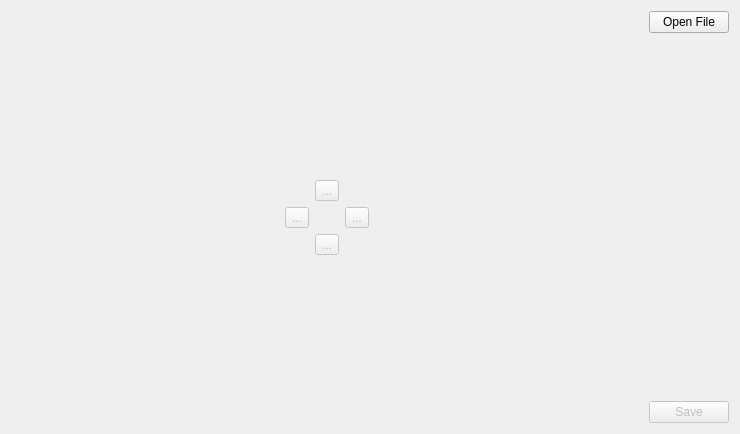
Qt form src/ICreateMapFineTune.ui (ntruchsess/QLandkarteGT) before a commit.
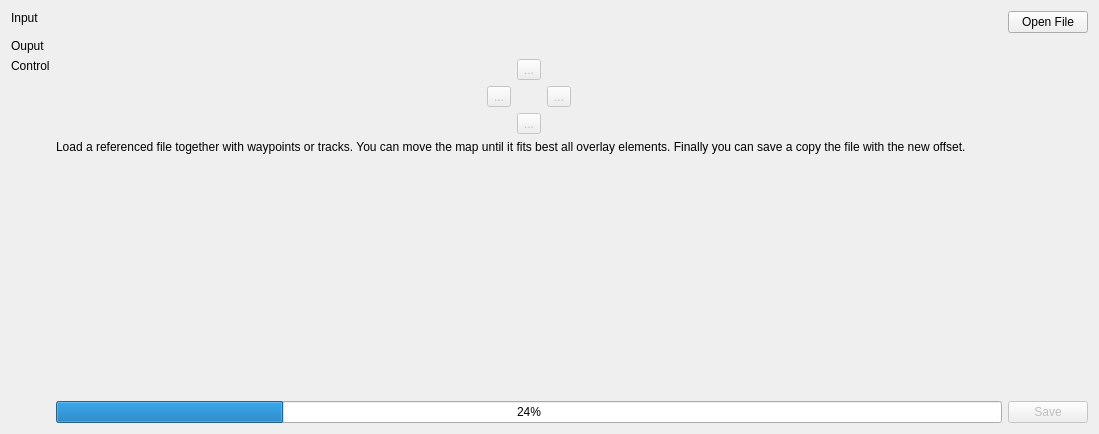
The same form after that commit.

Commit message: more fine tuning offset stuff

What changed in the file:
```diff
--- a/src/ICreateMapFineTune.ui
+++ b/src/ICreateMapFineTune.ui
@@ -6,38 +6,82 @@
    <rect>
     <x>0</x>
     <y>0</y>
-    <width>740</width>
+    <width>1099</width>
     <height>434</height>
    </rect>
   </property>
   <property name="windowTitle">
    <string>Form</string>
   </property>
-  <layout class="QHBoxLayout" name="horizontalLayout">
-   <item>
-    <spacer name="horizontalSpacer">
-     <property name="orientation">
-      <enum>Qt::Horizontal</enum>
+  <layout class="QGridLayout" name="gridLayout_2">
+   <item row="0" column="0">
+    <widget class="QLabel" name="label">
+     <property name="text">
+      <string>Input</string>
      </property>
-     <property name="sizeHint" stdset="0">
-      <size>
-       <width>261</width>
-       <height>20</height>
-      </size>
+     <property name="alignment">
+      <set>Qt::AlignLeading|Qt::AlignLeft|Qt::AlignTop</set>
      </property>
-    </spacer>
+    </widget>
    </item>
-   <item>
-    <layout class="QVBoxLayout" name="verticalLayout_2">
+   <item row="0" column="1">
+    <widget class="QLabel" name="labelInfile">
+     <property name="text">
+      <string/>
+     </property>
+     <property name="alignment">
+      <set>Qt::AlignLeading|Qt::AlignLeft|Qt::AlignTop</set>
+     </property>
+    </widget>
+   </item>
+   <item row="0" column="2">
+    <widget class="QPushButton" name="pushOpenFile">
+     <property name="text">
+      <string>Open File</string>
+     </property>
+    </widget>
+   </item>
+   <item row="1" column="0">
+    <widget class="QLabel" name="label_2">
+     <property name="text">
+      <string>Ouput</string>
+     </property>
+     <property name="alignment">
+      <set>Qt::AlignLeading|Qt::AlignLeft|Qt::AlignTop</set>
+     </property>
+    </widget>
+   </item>
+   <item row="1" column="1">
+    <widget class="QLabel" name="labelOutfile">
+     <property name="text">
+      <string/>
+     </property>
+     <property name="alignment">
+      <set>Qt::AlignLeading|Qt::AlignLeft|Qt::AlignTop</set>
+     </property>
+    </widget>
+   </item>
+   <item row="3" column="0">
+    <widget class="QLabel" name="label_6">
+     <property name="text">
+      <string>Control</string>
+     </property>
+     <property name="alignment">
+      <set>Qt::AlignLeading|Qt::AlignLeft|Qt::AlignTop</set>
+     </property>
+    </widget>
+   </item>
+   <item row="3" column="1">
+    <layout class="QHBoxLayout" name="horizontalLayout">
      <item>
-      <spacer name="verticalSpacer_2">
+      <spacer name="horizontalSpacer">
        <property name="orientation">
-        <enum>Qt::Vertical</enum>
+        <enum>Qt::Horizontal</enum>
        </property>
        <property name="sizeHint" stdset="0">
         <size>
-         <width>20</width>
-         <height>40</height>
+         <width>40</width>
+         <height>20</height>
         </size>
        </property>
       </spacer>
@@ -87,66 +131,62 @@
       </layout>
      </item>
      <item>
-      <spacer name="verticalSpacer_3">
+      <spacer name="horizontalSpacer_2">
        <property name="orientation">
-        <enum>Qt::Vertical</enum>
+        <enum>Qt::Horizontal</enum>
        </property>
        <property name="sizeHint" stdset="0">
         <size>
-         <width>20</width>
-         <height>40</height>
+         <width>40</width>
+         <height>20</height>
         </size>
        </property>
       </spacer>
      </item>
     </layout>
    </item>
-   <item>
-    <spacer name="horizontalSpacer_2">
+   <item row="6" column="2">
+    <widget class="QPushButton" name="pushSave">
+     <property name="enabled">
+      <bool>false</bool>
+     </property>
+     <property name="text">
+      <string>Save</string>
+     </property>
+    </widget>
+   </item>
+   <item row="5" column="2">
+    <spacer name="verticalSpacer">
      <property name="orientation">
-      <enum>Qt::Horizontal</enum>
+      <enum>Qt::Vertical</enum>
      </property>
      <property name="sizeHint" stdset="0">
       <size>
-       <width>261</width>
-       <height>20</height>
+       <width>20</width>
+       <height>40</height>
       </size>
      </property>
     </spacer>
    </item>
-   <item>
-    <layout class="QVBoxLayout" name="verticalLayout">
-     <item>
-      <widget class="QPushButton" name="pushOpenFile">
-       <property name="text">
-        <string>Open File</string>
-       </property>
-      </widget>
-     </item>
-     <item>
-      <spacer name="verticalSpacer">
-       <property name="orientation">
-        <enum>Qt::Vertical</enum>
-       </property>
-       <property name="sizeHint" stdset="0">
-        <size>
-         <width>20</width>
-         <height>40</height>
-        </size>
-       </property>
-      </spacer>
-     </item>
-     <item>
-      <widget class="QPushButton" name="pushSave">
-       <property name="enabled">
-        <bool>false</bool>
-       </property>
-       <property name="text">
-        <string>Save</string>
-       </property>
-      </widget>
-     </item>
-    </layout>
+   <item row="4" column="1">
+    <widget class="QLabel" name="label_5">
+     <property name="text">
+      <string>Load a referenced file together with waypoints or tracks. You can move the map until it fits best all overlay elements. Finally you can save a copy the file with the new offset.</string>
+     </property>
+     <property name="alignment">
+      <set>Qt::AlignLeading|Qt::AlignLeft|Qt::AlignTop</set>
+     </property>
+     <property name="wordWrap">
+      <bool>true</bool>
+     </property>
+    </widget>
+   </item>
+   <item row="6" column="1">
+    <widget class="QProgressBar" name="progressBar">
+     <property name="value">
+      <number>24</number>
+     </property>
+    </widget>
    </item>
   </layout>
  </widget>
```
The commit also changes 6 other files.
